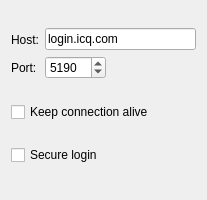
The window that plugins/icq/settings/networksettings.ui (Winand/mqutim) describes before a commit, drawn with Qt 5.
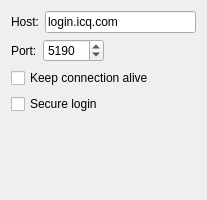
The same window after the commit.

The edit to the form file:
```diff
--- a/plugins/icq/settings/networksettings.ui
+++ b/plugins/icq/settings/networksettings.ui
@@ -17,8 +17,6 @@
    <item>
     <layout class="QHBoxLayout" name="_3">
      <item>
-      <layout class="QVBoxLayout" name="_4">
-       <item>
         <widget class="QLabel" name="hostLabel">
          <property name="text">
           <string>Host:</string>
@@ -26,25 +24,23 @@
         </widget>
        </item>
        <item>
-        <widget class="QLabel" name="portLabel">
-         <property name="text">
-          <string>Port:</string>
-         </property>
-        </widget>
-       </item>
-      </layout>
-     </item>
-     <item>
-      <layout class="QVBoxLayout" name="_5">
-       <item>
         <widget class="QLineEdit" name="hostEdit">
          <property name="text">
           <string>login.icq.com</string>
          </property>
         </widget>
        </item>
+    </layout>
+   </item>
        <item>
         <layout class="QHBoxLayout" name="_6">
+     <item>
+      <widget class="QLabel" name="portLabel">
+       <property name="text">
+        <string>Port:</string>
+       </property>
+      </widget>
+     </item>
          <item>
           <widget class="QSpinBox" name="portBox">
            <property name="minimum">
@@ -73,10 +69,6 @@
          </item>
         </layout>
        </item>
-      </layout>
-     </item>
-    </layout>
-   </item>
    <item>
     <widget class="QCheckBox" name="keepAliveBox">
      <property name="text">
@@ -96,6 +88,12 @@
      <property name="orientation">
       <enum>Qt::Vertical</enum>
      </property>
+     <property name="sizeHint" stdset="0">
+      <size>
+       <width>0</width>
+       <height>0</height>
+      </size>
+     </property>
     </spacer>
    </item>
   </layout>
```
Lines whose indentation alone changed are shown as unchanged.
